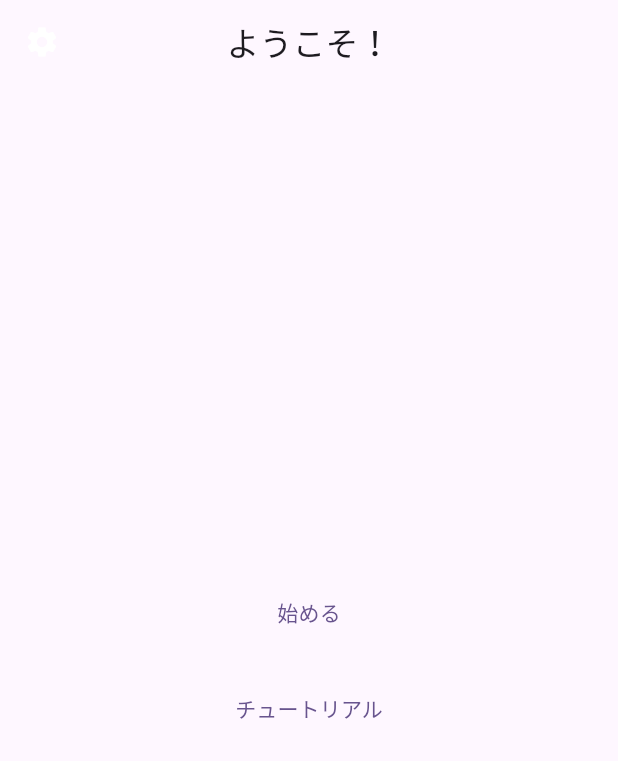
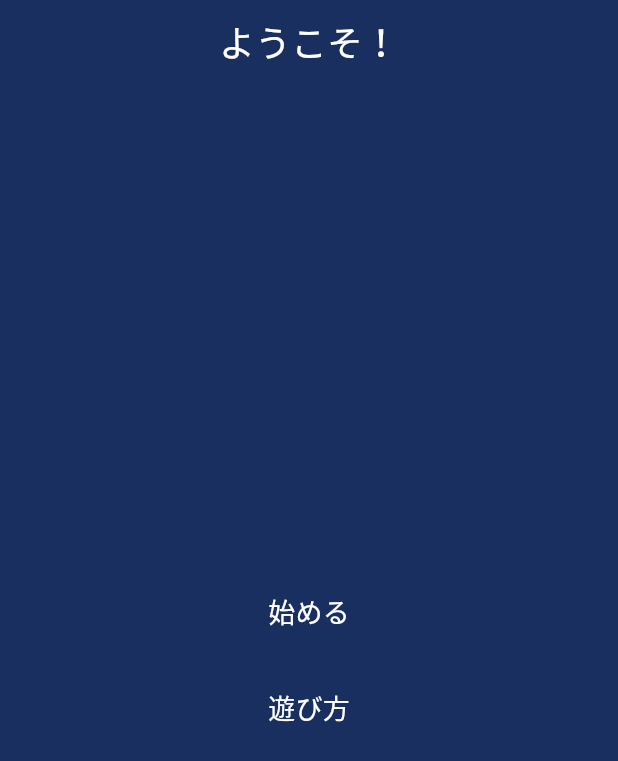
Before and after one commit to NittaMasayo/memory_game, a Flutter app: the screen it shows after launch, on a phone screen of 412 x 824 dp. Shown: the top 761 px of the screen. Run offline on Flutter 3.47's test engine with Material 3 defaults, Android fonts, the light colour scheme and no system bars; our stand-ins replace hooks_riverpod, riverpod_annotation, shared_preferences; generated files the repository leaves out were written again.

```diff
--- a/lib/main.dart
+++ b/lib/main.dart
@@ -1,6 +1,8 @@
 import 'package:flutter/material.dart';
 import 'package:hooks_riverpod/hooks_riverpod.dart';
 import 'package:memory_game/presentation/view/page/top_page.dart';
+import 'package:memory_game/presentation/view/theme/color.dart';
+import 'package:memory_game/presentation/view/theme/font_style.dart';
 
 void main() {
   runApp(const ProviderScope(child: MemoryApp()));
@@ -16,7 +18,16 @@ class MemoryApp extends StatelessWidget {
       debugShowCheckedModeBanner: false,
       title: '記憶力ゲーム',
       theme: ThemeData(
-        colorScheme: ColorScheme.fromSeed(seedColor: Colors.deepPurple),
+        primaryColor: ColorTheme.primaryColor,
+        scaffoldBackgroundColor: ColorTheme.primaryColor,
+        appBarTheme: const AppBarTheme(
+            titleTextStyle: FontStyle.largeText,
+            titleSpacing: 8.0,
+            backgroundColor: ColorTheme.primaryColor,
+            centerTitle: true),
+        elevatedButtonTheme: ElevatedButtonThemeData(
+            style: ElevatedButton.styleFrom(
+                backgroundColor: ColorTheme.buttonColor)),
         useMaterial3: true,
       ),
       home: const TopPage(),
--- a/lib/presentation/view/page/top_page.dart
+++ b/lib/presentation/view/page/top_page.dart
@@ -1,7 +1,8 @@
 import 'package:flutter/material.dart';
 import 'package:hooks_riverpod/hooks_riverpod.dart';
 import 'package:memory_game/presentation/view/common/common_vertical_space.dart';
-import 'package:memory_game/presentation/view/page/game_page.dart';
+import 'package:memory_game/presentation/view/page/input_page.dart';
+import 'package:memory_game/presentation/view/theme/font_style.dart';
 
 class TopPage extends ConsumerWidget {
   const TopPage({super.key});
@@ -10,9 +11,10 @@ class TopPage extends ConsumerWidget {
   Widget build(BuildContext context, WidgetRef ref) {
     return Scaffold(
       appBar: AppBar(
-        centerTitle: true,
-        title: const Text("ようこそ！"),
-        leading: const Icon(Icons.settings, color: Colors.white),
+        title: const Text(
+          "ようこそ！",
+          style: FontStyle.largeText,
+        ),
       ),
       body: Container(
         width: MediaQuery.of(context).size.width,
@@ -27,13 +29,15 @@ class TopPage extends ConsumerWidget {
                 onPressed: () {
                   Navigator.of(context).push(
                     MaterialPageRoute(
-                      builder: (context) => const GamePage(),
+                      builder: (context) => InputPage(),
                     ),
                   );
                 },
-                child: const Text("始める")),
+                child: const Text("始める", style: FontStyle.semiLargeText)),
             const CommonVerticalSpace(),
-            TextButton(onPressed: () {}, child: const Text("チュートリアル")),
+            TextButton(
+                onPressed: () {},
+                child: const Text("遊び方", style: FontStyle.semiLargeText)),
           ],
         ),
       ),
--- /dev/null
+++ b/lib/presentation/view/theme/color.dart
@@ -0,0 +1,9 @@
+import 'package:flutter/cupertino.dart';
+import 'package:flutter/material.dart';
+
+class ColorTheme {
+  static const primaryColor = Color(0xff192f60);
+  static const textColor = Colors.white;
+  static const buttonColor = Colors.white;
+  static const circleColor = Colors.white;
+}
--- /dev/null
+++ b/lib/presentation/view/theme/font_style.dart
@@ -0,0 +1,15 @@
+import 'package:flutter/material.dart';
+import 'package:memory_game/presentation/view/theme/color.dart';
+
+class FontStyle {
+  static const primaryText =
+      TextStyle(color: ColorTheme.textColor, fontSize: 14.0);
+  static const semiLargeText =
+      TextStyle(color: ColorTheme.textColor, fontSize: 18.0);
+  static const largeText =
+      TextStyle(color: ColorTheme.textColor, fontSize: 24.0);
+  static const smallText =
+      TextStyle(color: ColorTheme.textColor, fontSize: 12.0);
+  static const dropMenuText =
+      TextStyle(color: ColorTheme.primaryColor, fontSize: 14.0);
+}
```
Also changed, not shown: lib/presentation/view/common/tap_target_circle.dart (added, +19 -0 lines), lib/presentation/view/page/game_page.dart (+26 -13 lines), lib/presentation/view/page/input_page.dart (added, +81 -0 lines), lib/presentation/view_model/make_grid.dart (added, +38 -0 lines), lib/presentation/view_model/make_order.dart (deleted, +0 -17 lines), lib/presentation/view_model/target_circle.dart (added, +19 -0 lines), lib/presentation/view_model/score_preference.g.dart, lib/presentation/view_model/target_circle.g.dart (added), 5 other files.
